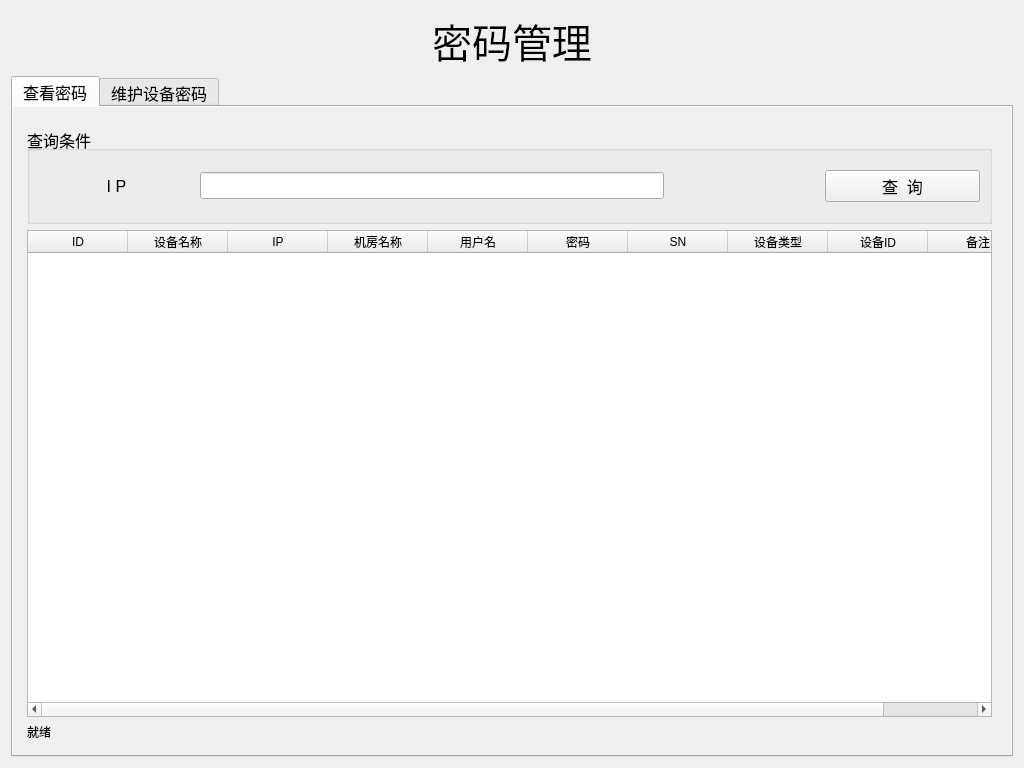
Qt form ui/password_mg.ui (tainyuhong/pyside_machine_system) before a commit.
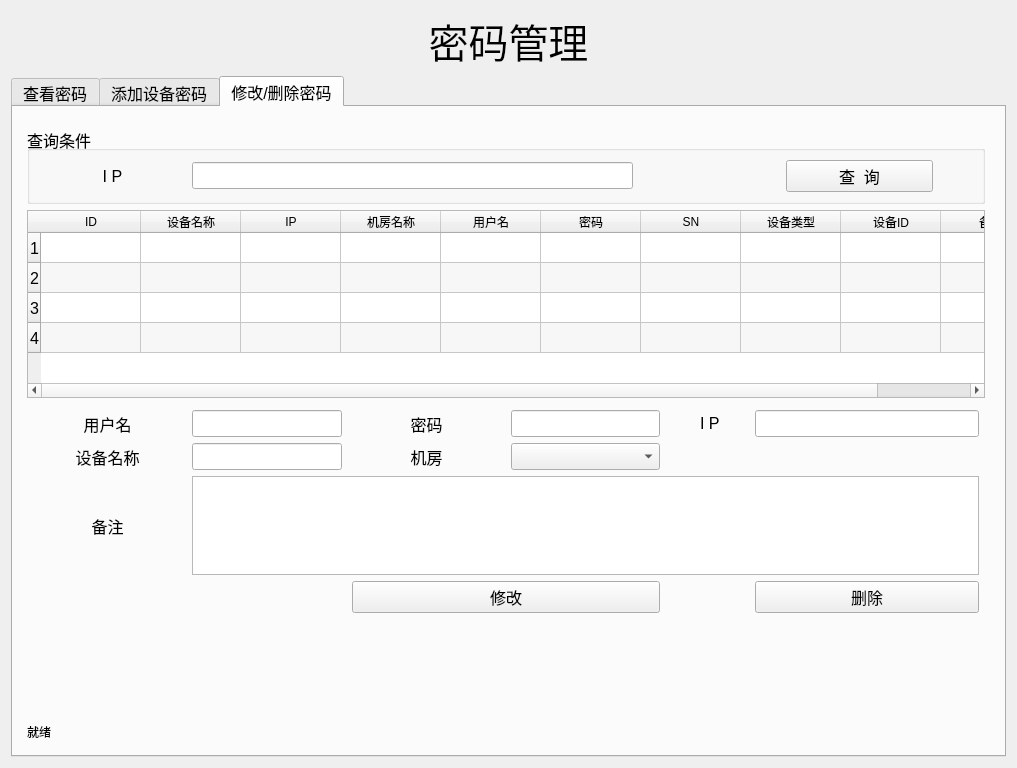
The same form after that commit. The open tabs and pages were chosen to show the change.

Commit message: 最新更新，添加了用户密码管理页面

```diff
--- a/ui/password_mg.ui
+++ b/ui/password_mg.ui
@@ -6,7 +6,7 @@
    <rect>
     <x>0</x>
     <y>0</y>
-    <width>1024</width>
+    <width>1017</width>
     <height>768</height>
    </rect>
   </property>
@@ -80,7 +80,7 @@
              <property name="alignment">
               <set>Qt::AlignLeading|Qt::AlignLeft|Qt::AlignVCenter</set>
              </property>
-             <layout class="QHBoxLayout" name="horizontalLayout" stretch="1,3,1,1">
+             <layout class="QHBoxLayout" name="horizontalLayout" stretch="1,3,1,1,0,0">
               <item>
                <widget class="QLabel" name="label_2">
                 <property name="text">
@@ -127,6 +127,26 @@
                 </property>
                </widget>
               </item>
+              <item>
+               <spacer name="horizontalSpacer_2">
+                <property name="orientation">
+                 <enum>Qt::Horizontal</enum>
+                </property>
+                <property name="sizeHint" stdset="0">
+                 <size>
+                  <width>40</width>
+                  <height>20</height>
+                 </size>
+                </property>
+               </spacer>
+              </item>
+              <item>
+               <widget class="QPushButton" name="btn_show_pass">
+                <property name="text">
+                 <string>显示密码</string>
+                </property>
+               </widget>
+              </item>
              </layout>
             </widget>
            </item>
@@ -141,9 +161,26 @@
              <property name="alternatingRowColors">
               <bool>true</bool>
              </property>
+             <property name="rowCount">
+              <number>8</number>
+             </property>
+             <attribute name="horizontalHeaderCascadingSectionResizes">
+              <bool>false</bool>
+             </attribute>
              <attribute name="horizontalHeaderStretchLastSection">
               <bool>true</bool>
              </attribute>
+             <attribute name="verticalHeaderCascadingSectionResizes">
+              <bool>false</bool>
+             </attribute>
+             <row/>
+             <row/>
+             <row/>
+             <row/>
+             <row/>
+             <row/>
+             <row/>
+             <row/>
              <column>
               <property name="text">
                <string>ID</string>
@@ -194,6 +231,11 @@
                <string>备注</string>
               </property>
              </column>
+             <item row="0" column="0">
+              <property name="text">
+               <string/>
+              </property>
+             </item>
             </widget>
            </item>
            <item>
@@ -217,7 +259,7 @@
          <bool>true</bool>
         </property>
         <attribute name="title">
-         <string>维护设备密码</string>
+         <string>添加设备密码</string>
         </attribute>
         <layout class="QVBoxLayout" name="verticalLayout_3" stretch="4,3">
          <item>
@@ -469,6 +511,360 @@
              </property>
              <property name="alignment">
               <set>Qt::AlignCenter</set>
+             </property>
+            </widget>
+           </item>
+           <item row="1" column="3">
+            <widget class="QComboBox" name="cb_room"/>
+           </item>
+          </layout>
+         </item>
+        </layout>
+       </widget>
+       <widget class="QWidget" name="tab">
+        <attribute name="title">
+         <string>修改/删除密码</string>
+        </attribute>
+        <layout class="QVBoxLayout" name="verticalLayout_5">
+         <item>
+          <layout class="QVBoxLayout" name="verticalLayout_4" stretch="1,3,5,0">
+           <property name="leftMargin">
+            <number>5</number>
+           </property>
+           <property name="topMargin">
+            <number>10</number>
+           </property>
+           <property name="rightMargin">
+            <number>10</number>
+           </property>
+           <property name="bottomMargin">
+            <number>5</number>
+           </property>
+           <item>
+            <widget class="QGroupBox" name="groupBox_2">
+             <property name="sizePolicy">
+              <sizepolicy hsizetype="Preferred" vsizetype="Preferred">
+               <horstretch>0</horstretch>
+               <verstretch>0</verstretch>
+              </sizepolicy>
+             </property>
+             <property name="title">
+              <string>查询条件</string>
+             </property>
+             <property name="alignment">
+              <set>Qt::AlignLeading|Qt::AlignLeft|Qt::AlignVCenter</set>
+             </property>
+             <layout class="QHBoxLayout" name="horizontalLayout_4" stretch="1,3,1,1,0">
+              <item>
+               <widget class="QLabel" name="label_10">
+                <property name="text">
+                 <string>I P</string>
+                </property>
+                <property name="alignment">
+                 <set>Qt::AlignCenter</set>
+                </property>
+               </widget>
+              </item>
+              <item>
+               <widget class="QLineEdit" name="le_modify_display_ip">
+                <property name="accessibleDescription">
+                 <string/>
+                </property>
+               </widget>
+              </item>
+              <item>
+               <spacer name="horizontalSpacer_3">
+                <property name="orientation">
+                 <enum>Qt::Horizontal</enum>
+                </property>
+                <property name="sizeHint" stdset="0">
+                 <size>
+                  <width>152</width>
+                  <height>20</height>
+                 </size>
+                </property>
+               </spacer>
+              </item>
+              <item>
+               <widget class="QPushButton" name="btn_modify_select">
+                <property name="toolTip">
+                 <string>默认查询所有</string>
+                </property>
+                <property name="statusTip">
+                 <string/>
+                </property>
+                <property name="whatsThis">
+                 <string/>
+                </property>
+                <property name="text">
+                 <string>查  询</string>
+                </property>
+               </widget>
+              </item>
+              <item>
+               <spacer name="horizontalSpacer_4">
+                <property name="orientation">
+                 <enum>Qt::Horizontal</enum>
+                </property>
+                <property name="sizeHint" stdset="0">
+                 <size>
+                  <width>40</width>
+                  <height>20</height>
+                 </size>
+                </property>
+               </spacer>
+              </item>
+             </layout>
+            </widget>
+           </item>
+           <item>
+            <widget class="QTableWidget" name="tb_modify_select">
+             <property name="toolTip">
+              <string>双击进入修改模式</string>
+             </property>
+             <property name="styleSheet">
+              <string notr="true">QTableWidget QHeaderView::section{ background-color: rgb(255,228,181)};</string>
+             </property>
+             <property name="editTriggers">
+              <set>QAbstractItemView::NoEditTriggers</set>
+             </property>
+             <property name="alternatingRowColors">
+              <bool>true</bool>
+             </property>
+             <property name="rowCount">
+              <number>4</number>
+             </property>
+             <attribute name="horizontalHeaderCascadingSectionResizes">
+              <bool>false</bool>
+             </attribute>
+             <attribute name="horizontalHeaderStretchLastSection">
+              <bool>true</bool>
+             </attribute>
+             <attribute name="verticalHeaderCascadingSectionResizes">
+              <bool>false</bool>
+             </attribute>
+             <row/>
+             <row/>
+             <row/>
+             <row/>
+             <column>
+              <property name="text">
+               <string>ID</string>
+              </property>
+             </column>
+             <column>
+              <property name="text">
+               <string>设备名称</string>
+              </property>
+             </column>
+             <column>
+              <property name="text">
+               <string>IP</string>
+              </property>
+             </column>
+             <column>
+              <property name="text">
+               <string>机房名称</string>
+              </property>
+             </column>
+             <column>
+              <property name="text">
+               <string>用户名</string>
+              </property>
+             </column>
+             <column>
+              <property name="text">
+               <string>密码</string>
+              </property>
+             </column>
+             <column>
+              <property name="text">
+               <string>SN</string>
+              </property>
+             </column>
+             <column>
+              <property name="text">
+               <string>设备类型</string>
+              </property>
+             </column>
+             <column>
+              <property name="text">
+               <string>设备ID</string>
+              </property>
+             </column>
+             <column>
+              <property name="text">
+               <string>备注</string>
+              </property>
+             </column>
+             <item row="0" column="0">
+              <property name="text">
+               <string/>
+              </property>
+             </item>
+            </widget>
+           </item>
+           <item>
+            <layout class="QGridLayout" name="gridLayout_4" rowstretch="1,1,1,1,1" columnstretch="2,2,2,2,1,3">
+             <property name="leftMargin">
+              <number>6</number>
+             </property>
+             <property name="topMargin">
+              <number>6</number>
+             </property>
+             <property name="rightMargin">
+              <number>6</number>
+             </property>
+             <property name="bottomMargin">
+              <number>6</number>
+             </property>
+             <property name="horizontalSpacing">
+              <number>10</number>
+             </property>
+             <item row="0" column="3">
+              <widget class="QLineEdit" name="le_modify_password">
+               <property name="inputMask">
+                <string/>
+               </property>
+               <property name="echoMode">
+                <enum>QLineEdit::PasswordEchoOnEdit</enum>
+               </property>
+               <property name="clearButtonEnabled">
+                <bool>false</bool>
+               </property>
+              </widget>
+             </item>
+             <item row="2" column="0">
+              <widget class="QLabel" name="label_11">
+               <property name="text">
+                <string>备注</string>
+               </property>
+               <property name="alignment">
+                <set>Qt::AlignCenter</set>
+               </property>
+              </widget>
+             </item>
+             <item row="3" column="2" colspan="2">
+              <widget class="QPushButton" name="btn_modify">
+               <property name="toolTip">
+                <string>保存修改</string>
+               </property>
+               <property name="text">
+                <string>修改</string>
+               </property>
+              </widget>
+             </item>
+             <item row="0" column="2">
+              <widget class="QLabel" name="label_12">
+               <property name="text">
+                <string>密码</string>
+               </property>
+               <property name="alignment">
+                <set>Qt::AlignCenter</set>
+               </property>
+              </widget>
+             </item>
+             <item row="2" column="1" colspan="5">
+              <widget class="QTextEdit" name="te_modify_remark"/>
+             </item>
+             <item row="0" column="4">
+              <widget class="QLabel" name="label_13">
+               <property name="text">
+                <string>   I P  </string>
+               </property>
+               <property name="alignment">
+                <set>Qt::AlignCenter</set>
+               </property>
+              </widget>
+             </item>
+             <item row="0" column="5">
+              <widget class="QLineEdit" name="le_modify_ip">
+               <property name="clearButtonEnabled">
+                <bool>false</bool>
+               </property>
+              </widget>
+             </item>
+             <item row="4" column="2">
+              <spacer name="verticalSpacer_3">
+               <property name="orientation">
+                <enum>Qt::Vertical</enum>
+               </property>
+               <property name="sizeHint" stdset="0">
+                <size>
+                 <width>20</width>
+                 <height>40</height>
+                </size>
+               </property>
+              </spacer>
+             </item>
+             <item row="0" column="1">
+              <widget class="QLineEdit" name="le_modify_user">
+               <property name="clearButtonEnabled">
+                <bool>false</bool>
+               </property>
+              </widget>
+             </item>
+             <item row="0" column="0">
+              <widget class="QLabel" name="label_14">
+               <property name="text">
+                <string>用户名</string>
+               </property>
+               <property name="alignment">
+                <set>Qt::AlignCenter</set>
+               </property>
+              </widget>
+             </item>
+             <item row="1" column="0">
+              <widget class="QLabel" name="label_15">
+               <property name="text">
+                <string>设备名称</string>
+               </property>
+               <property name="alignment">
+                <set>Qt::AlignCenter</set>
+               </property>
+              </widget>
+             </item>
+             <item row="1" column="1">
+              <widget class="QLineEdit" name="le_modify_machine_name">
+               <property name="clearButtonEnabled">
+                <bool>false</bool>
+               </property>
+              </widget>
+             </item>
+             <item row="1" column="2">
+              <widget class="QLabel" name="label_16">
+               <property name="text">
+                <string>机房</string>
+               </property>
+               <property name="alignment">
+                <set>Qt::AlignCenter</set>
+               </property>
+              </widget>
+             </item>
+             <item row="3" column="5">
+              <widget class="QPushButton" name="btn_del_pass">
+               <property name="toolTip">
+                <string>先选择需要删除的行</string>
+               </property>
+               <property name="text">
+                <string>删除</string>
+               </property>
+              </widget>
+             </item>
+             <item row="1" column="3">
+              <widget class="QComboBox" name="cb_modify_room"/>
+             </item>
+            </layout>
+           </item>
+           <item>
+            <widget class="QLabel" name="lb_status_2">
+             <property name="font">
+              <font>
+               <pointsize>9</pointsize>
+              </font>
+             </property>
+             <property name="text">
+              <string>就绪</string>
              </property>
             </widget>
            </item>
```
Left out of the diff: 121 changed lines with no effect on the pictures. The commit also changes 28 other files.
